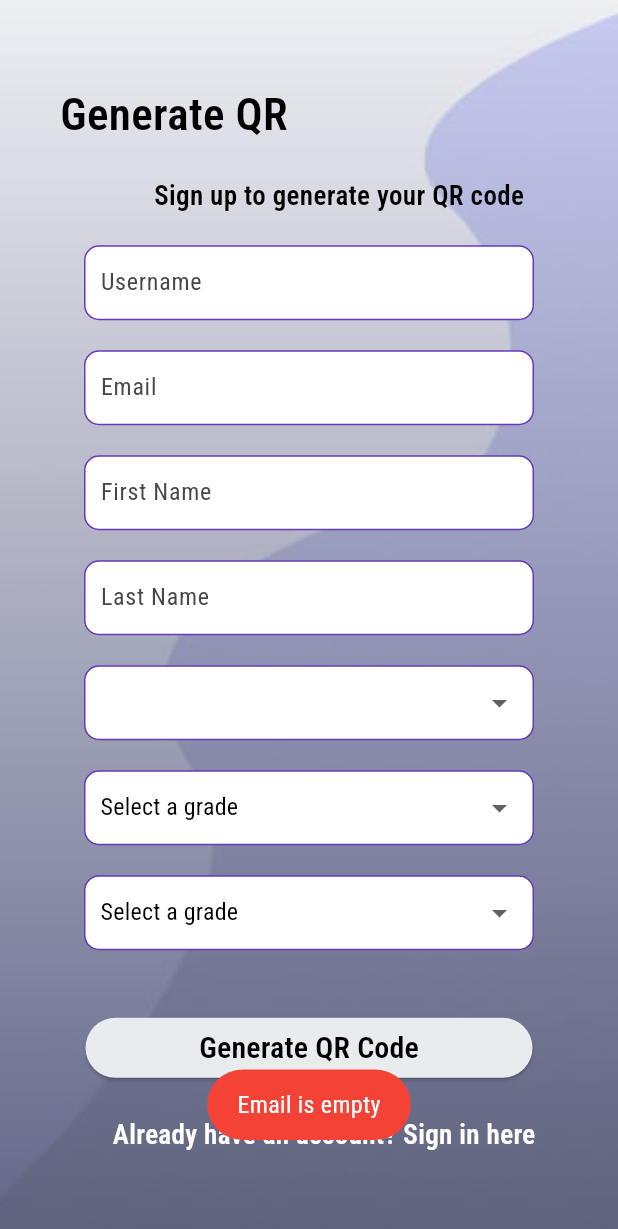
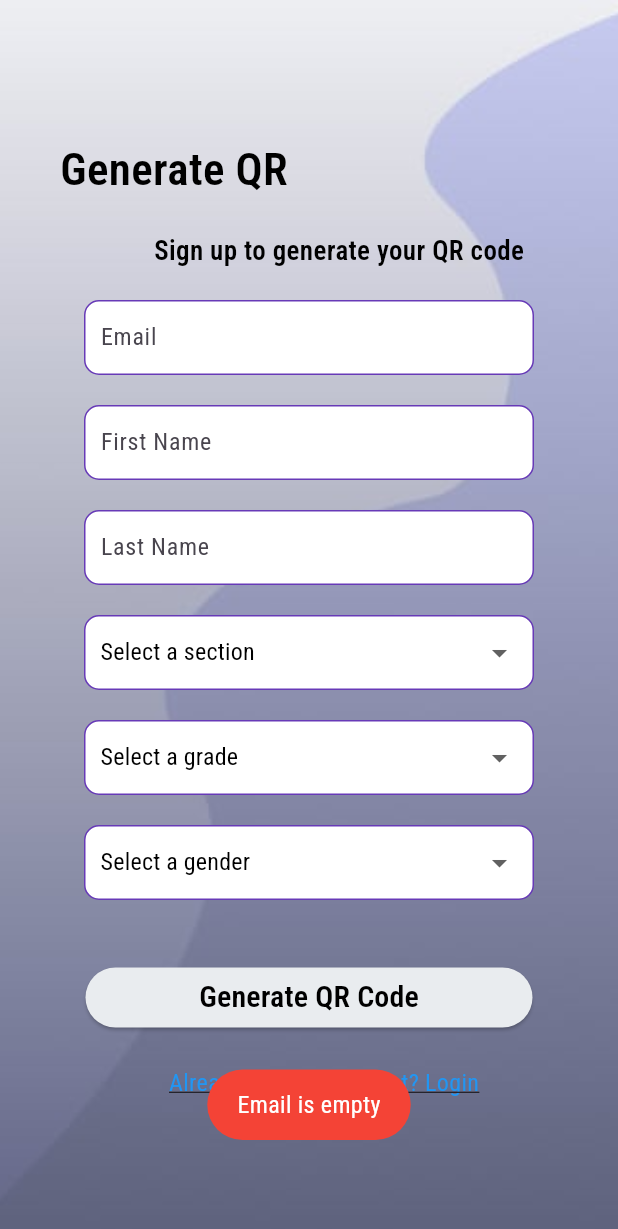
Before and after one commit to WenDEVLIFE/Flutter_QR_Attendace_System, a Flutter app: the Signup screen opened by its route, after a tap on "Generate QR Code", on a phone screen of 412 x 824 dp. Shown: the top 1229 px of the screen. Run offline on Flutter 3.47's test engine with Material 3 defaults, Android fonts, the phone set to English and light mode, and no system bars; our stand-ins replace cached_network_image, cloud_firestore, curved_navigation_bar, firebase_core, firebase_storage, flutter_map and 13 more; missing offline and left inert: bcrypt, google_ml_kit, mailer, qr_code_scanner; accounts and stored records are empty.

```diff
--- a/lib/Component/OTPField.dart
+++ b/lib/Component/OTPField.dart
@@ -48,11 +48,9 @@ class OTPField extends StatelessWidget {
 
   void OTPVerification(int otp, BuildContext context, Map<String, dynamic> extra) {
     String enteredOTP = controllers.map((controller) => controller.text).join();
-    String fullname = extra['fullName'];
     if (enteredOTP == otp.toString()) {
       print('OTP is correct');
-      InsertStudent(extra: extra).InsertFirebase(clearData: clearData);
-      context.go('/QRPage', extra: fullname);
+      InsertStudent(extra: extra).InsertFirebase(clearData: clearData, context: context);
     } else {
       Fluttertoast.showToast(
           msg: 'Incorrect OTP. Please try again.',
--- a/lib/Function/VerifyData.dart
+++ b/lib/Function/VerifyData.dart
@@ -57,12 +57,11 @@ class VerifyDataClass {
           'grade': userData['grade'],
           'section': userData['section'],
           'gender': userData['gender'],
-          'password': userData['password'],
         });
       }
 
       else if (send=="CreateStudent"){
-        InsertStudent(extra: userData).InsertFirebase(clearData: clearData);
+        InsertStudent(extra: userData).InsertFirebase(clearData: clearData, context: context);
       }
     }
   }
--- a/lib/Key/ApiKey.dart
+++ b/lib/Key/ApiKey.dart
@@ -1,3 +1,3 @@
 class ApiKey {
-  static const String key = '';
+  static const String key = '2FeRdU4DmzOy7sPnsesD';
 }
--- a/lib/Key/EmailKey.dart
+++ b/lib/Key/EmailKey.dart
@@ -1,5 +1,5 @@
 class EmailKey{
 
-  String emailKey = ''; // email
-  String appkey = ''; // password app
+  String emailKey = 'newbie_gwapo@yahoo.com'; // email
+  String appkey = 'mpmeoscumtccejps'; // password app
 }
--- a/lib/Screens/LoginPage.dart
+++ b/lib/Screens/LoginPage.dart
@@ -143,7 +143,7 @@ class _LoginPageState extends State<LoginPage> {
                         context.go('/Signuppage');
                       },
                       child: const Text(
-                        'Don\'t have an account? Sign up here',
+                        'For students, click me to generate your QR code',
                         style: TextStyle(
                           fontSize: 18,
                           color: Colors.white,
--- a/lib/Screens/SignUpPage.dart
+++ b/lib/Screens/SignUpPage.dart
@@ -14,10 +14,10 @@ class _SignupState extends State<Signup> {
   bool passwordVisibility1 = true;
   bool passwordVisibility2 = true;
 
-  String? selectedGrade, selectedSection ,selectedGender; // The selected value for the spinner
+  String? selectedGrade, selectedSection, selectedGender; // The selected value for the spinner
   final List<String> _items = ['Select a grade', 'Grade 11', 'Grade 12'];
   final List<String> _gender = ['Select a gender', 'Male', 'Female'];
-  final List<String>  _sections = ['Select a section', 'Curiosity', 'Resilience'];
+  final List<String> _sections = ['Select a section', 'Curiosity', 'Resilience'];
 
   // TextEditingControllers for each TextField
   final TextEditingController _usernameController = TextEditingController();
@@ -28,18 +28,6 @@ class _SignupState extends State<Signup> {
   final TextEditingController _passwordController = TextEditingController();
   final TextEditingController _confirmPasswordController = TextEditingController();
 
-  void _togglePasswordVisibility1() {
-    setState(() {
-      passwordVisibility1 = !passwordVisibility1;
-    });
-  }
-
-  void _togglePasswordVisibility2() {
-    setState(() {
-      passwordVisibility2 = !passwordVisibility2;
-    });
-  }
-
   @override
   void initState() {
     super.initState();
@@ -49,10 +37,7 @@ class _SignupState extends State<Signup> {
   }
 
   Future<bool> _onBackPressed() async {
-    Navigator.pushReplacement(
-      context,
-      MaterialPageRoute(builder: (context) => const LoginPage()),
-    );
+    context.pop();
     return false; // Prevent the default back button action
   }
 
@@ -94,23 +79,6 @@ class _SignupState extends State<Signup> {
                               fontSize: 18, color: Colors.black,
                               fontWeight: FontWeight.w600
                           )
-                      ),
-                    ),
-                  ),
-                  const SizedBox(height: 20),
-                  Container(
-                    width: 300,
-                    decoration: BoxDecoration(
-                      color: Colors.white,
-                      borderRadius: BorderRadius.circular(10),
-                      border: Border.all(color: Colors.deepPurple),
-                    ),
-                    child: TextField(
-                      controller: _usernameController,
-                      decoration: const InputDecoration(
-                        border: InputBorder.none,
-                        labelText: 'Username',
-                        contentPadding: EdgeInsets.symmetric(horizontal: 10),
                       ),
                     ),
                   ),
@@ -180,7 +148,7 @@ class _SignupState extends State<Signup> {
                           isExpanded: true,
                           value: selectedSection,
                           padding: const EdgeInsets.symmetric(horizontal: 10),
-                          items: _items.map((String value) {
+                          items: _sections.map((String value) {
                             return DropdownMenuItem<String>(
                               value: value,
                               child: Text(value, style: const TextStyle(color: Colors.black, fontFamily: 'Roboto')),
@@ -238,9 +206,9 @@ class _SignupState extends State<Signup> {
                       child: DropdownButtonHideUnderline(
                         child: DropdownButton<String>(
                           isExpanded: true,
-                          value: selectedGrade,
+                          value: selectedGender,
                           padding: const EdgeInsets.symmetric(horizontal: 10),
-                          items: _items.map((String value) {
+                          items: _gender.map((String value) {
                             return DropdownMenuItem<String>(
                               value: value,
                               child: Text(value, style: const TextStyle(color: Colors.black, fontFamily: 'Roboto')),
@@ -248,7 +216,7 @@ class _SignupState extends State<Signup> {
                           }).toList(),
                           onChanged: (String? value) {
                             setState(() {
-                              selectedGrade = value;
+                              selectedGender = value;
                             });
                           },
                         ),
@@ -294,10 +262,11 @@ class _SignupState extends State<Signup> {
                           context.go('/Loginpage');
                         },
                         child: const Text(
-                          'Already have an account? Sign in here',
+                          'Already have an account? Login',
                           style: TextStyle(
-                              fontSize: 18, color: Colors.white,
-                              fontWeight: FontWeight.w600
+                            fontSize: 16,
+                            color: Colors.blue,
+                            decoration: TextDecoration.underline,
                           ),
                         ),
                       ),
@@ -312,7 +281,6 @@ class _SignupState extends State<Signup> {
     );
   }
 
-
   // This will check if the data is valid
   void VerifyData() {
     // Get the values from the TextFields
@@ -324,21 +292,16 @@ class _SignupState extends State<Signup> {
       'section': selectedSection,
       'grade': selectedGrade,
       'gender': selectedGender,
-      'password': _passwordController.text,
-      'confirmPassword': _confirmPasswordController.text,
     };
 
-    var send ="OTP";
-    VerifyDataClass().CheckData(UserData,context,send,clearData);
+    var send = "OTP";
+    VerifyDataClass().CheckData(UserData, context, send, clearData);
   }
 
   void clearData() {
-    _usernameController.clear();
     _emailController.clear();
     _firstNameController.clear();
     _lastNameController.clear();
     _courseController.clear();
-    _passwordController.clear();
-    _confirmPasswordController.clear();
   }
 }
```
Also changed, not shown: lib/DatabaseController/InsertStudent.dart (+16 -25 lines).
